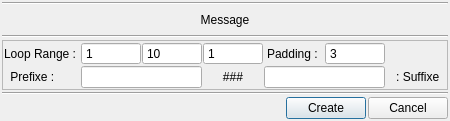
snaress/bank, file appli/prodManager/ui/editProjectTree.ui: the form before one commit.
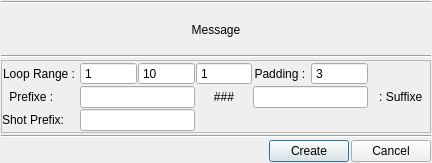
The form after the commit.

```diff
--- a/appli/prodManager/ui/editProjectTree.ui
+++ b/appli/prodManager/ui/editProjectTree.ui
@@ -6,8 +6,8 @@
    <rect>
     <x>0</x>
     <y>0</y>
-    <width>450</width>
-    <height>121</height>
+    <width>432</width>
+    <height>163</height>
    </rect>
   </property>
   <property name="windowTitle">
@@ -15,19 +15,19 @@
   </property>
   <layout class="QGridLayout" name="gridLayout_2">
    <property name="margin">
-    <number>2</number>
+    <number>1</number>
    </property>
    <property name="spacing">
     <number>2</number>
    </property>
-   <item row="0" column="0">
+   <item row="0" column="0" colspan="2">
     <widget class="Line" name="line">
      <property name="orientation">
       <enum>Qt::Horizontal</enum>
      </property>
     </widget>
    </item>
-   <item row="1" column="0">
+   <item row="1" column="0" colspan="2">
     <widget class="QLabel" name="lMessage">
      <property name="font">
       <font>
@@ -42,14 +42,14 @@
      </property>
     </widget>
    </item>
-   <item row="2" column="0">
+   <item row="2" column="0" colspan="2">
     <widget class="Line" name="line_2">
      <property name="orientation">
       <enum>Qt::Horizontal</enum>
      </property>
     </widget>
    </item>
-   <item row="3" column="0">
+   <item row="3" column="0" colspan="2">
     <widget class="QFrame" name="fMultiName">
      <property name="frameShape">
       <enum>QFrame::StyledPanel</enum>
@@ -199,10 +199,42 @@
         </property>
        </widget>
       </item>
+      <item row="2" column="0">
+       <widget class="QLabel" name="lShotPrefix">
+        <property name="minimumSize">
+         <size>
+          <width>60</width>
+          <height>0</height>
+         </size>
+        </property>
+        <property name="maximumSize">
+         <size>
+          <width>60</width>
+          <height>16777215</height>
+         </size>
+        </property>
+        <property name="text">
+         <string>Shot Prefix:</string>
+        </property>
+        <property name="alignment">
+         <set>Qt::AlignCenter</set>
+        </property>
+       </widget>
+      </item>
+      <item row="2" column="1" colspan="2">
+       <widget class="QLineEdit" name="leShotPrefix"/>
+      </item>
      </layout>
     </widget>
    </item>
-   <item row="5" column="0">
+   <item row="4" column="0" colspan="2">
+    <widget class="Line" name="line_3">
+     <property name="orientation">
+      <enum>Qt::Horizontal</enum>
+     </property>
+    </widget>
+   </item>
+   <item row="5" column="0" colspan="2">
     <layout class="QHBoxLayout" name="hlButtons">
      <property name="spacing">
       <number>2</number>
@@ -236,13 +268,6 @@
      </item>
     </layout>
    </item>
-   <item row="4" column="0">
-    <widget class="Line" name="line_3">
-     <property name="orientation">
-      <enum>Qt::Horizontal</enum>
-     </property>
-    </widget>
-   </item>
   </layout>
  </widget>
  <resources/>
```
